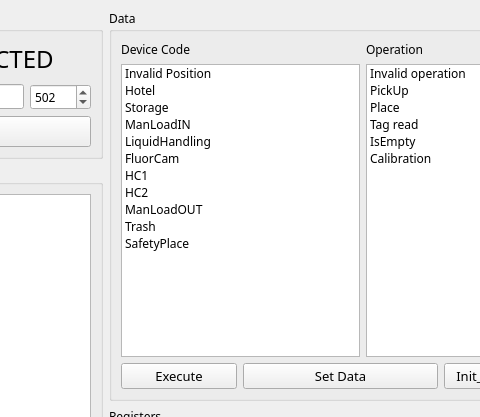
Before: the Qt Designer form main_gui.ui in Tate-san/modbus-py, drawn with Qt 5; both pictures show x 186 to 666 and y 0 to 417 of the 1403 by 666 pixel window.
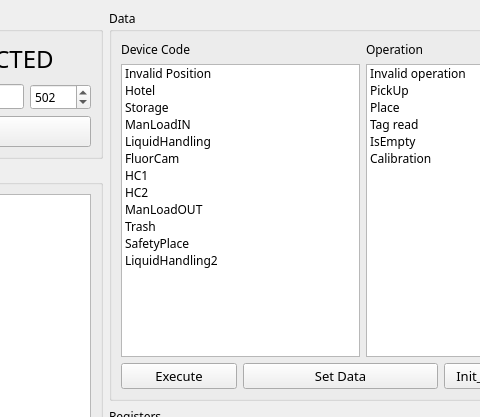
After: the same form once the commit is applied.

Commit message: Reading state from input registers

Patch:
```diff
--- a/main_gui.ui
+++ b/main_gui.ui
@@ -486,6 +486,11 @@
            <string>SafetyPlace</string>
           </property>
          </item>
+         <item>
+          <property name="text">
+           <string>LiquidHandling2</string>
+          </property>
+         </item>
         </widget>
        </item>
        <item row="7" column="1" colspan="2">
```
